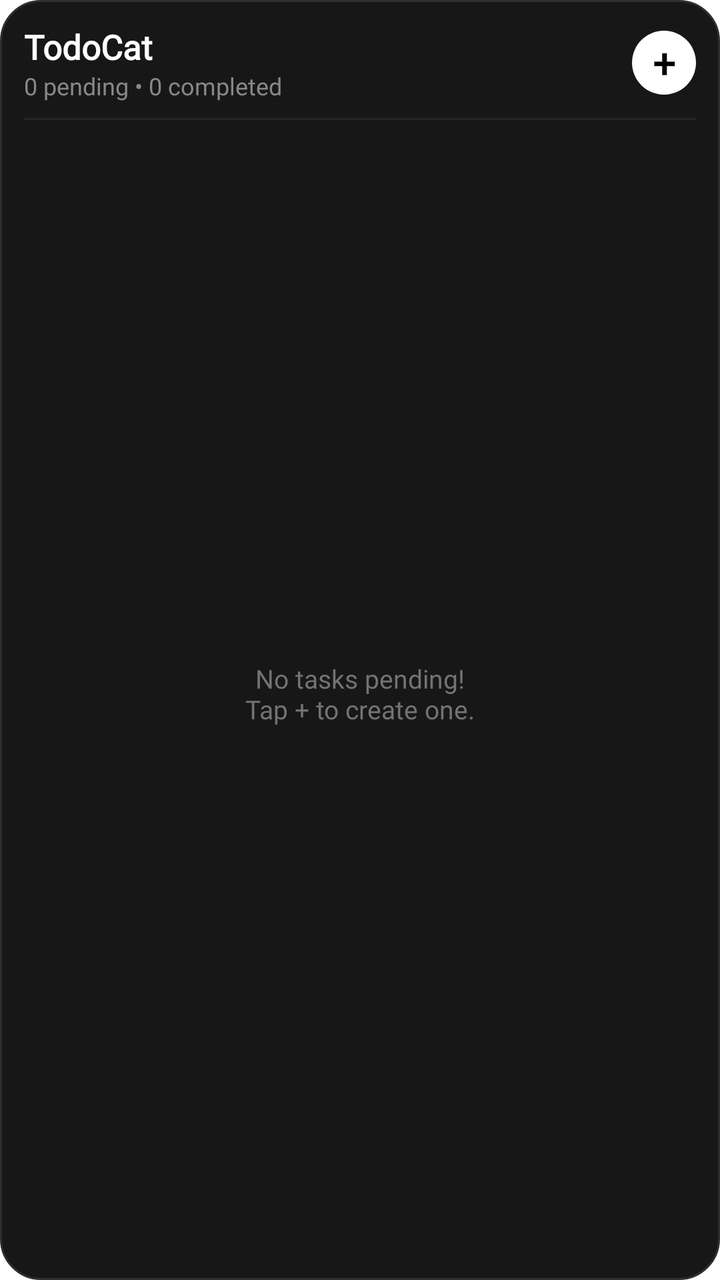
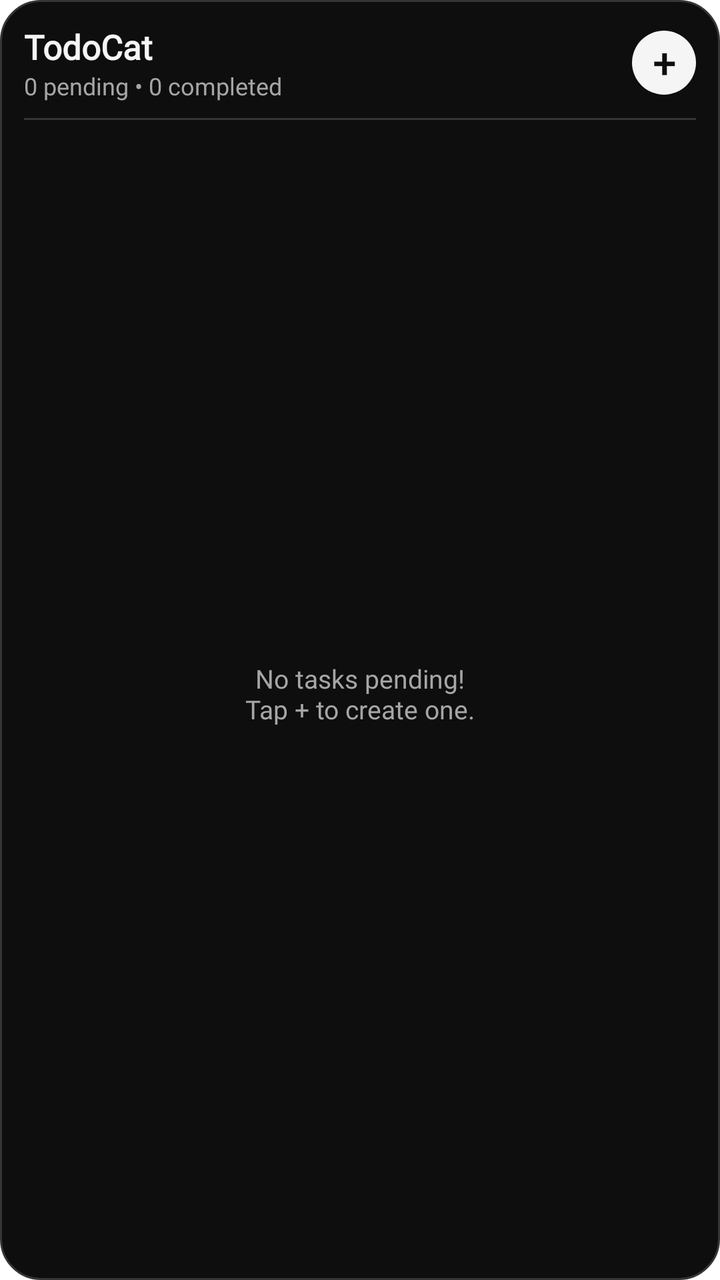

An Android layout rendered at two revisions. The XML below is the earlier revision; the diff shows what the commit changed to produce the second picture.
<!-- AndroidManifest.xml: fallback theme Theme.MaterialComponents.DayNight.NoActionBar -->
<!-- res/layout/todocat_widget.xml -->
<?xml version="1.0" encoding="utf-8"?>
<LinearLayout xmlns:android="http://schemas.android.com/apk/res/android"
    android:id="@+id/widget_list_root"
    android:layout_width="match_parent"
    android:layout_height="match_parent"
    android:background="@drawable/widget_background"
    android:orientation="vertical"
    android:padding="12dp">

    
    <LinearLayout
        android:id="@+id/widget_list_header"
        android:layout_width="match_parent"
        android:layout_height="wrap_content"
        android:gravity="center_vertical"
        android:orientation="horizontal"
        android:paddingBottom="8dp">

        <LinearLayout
            android:layout_width="0dp"
            android:layout_height="wrap_content"
            android:layout_weight="1"
            android:orientation="vertical">

            <TextView
                android:layout_width="wrap_content"
                android:layout_height="wrap_content"
                android:text="TodoCat"
                android:fontFamily="@font/sniglet"
                android:textColor="#FFFFFF"
                android:textSize="17sp"
                android:textStyle="bold" />

            <TextView
                android:id="@+id/widget_list_count"
                android:layout_width="wrap_content"
                android:layout_height="wrap_content"
                android:text="0 pending • 0 completed"
                android:fontFamily="@font/sniglet"
                android:textColor="#888888"
                android:textSize="12sp" />
        </LinearLayout>

        
        <TextView
            android:id="@+id/widget_list_btn_add"
            android:layout_width="32dp"
            android:layout_height="32dp"
            android:background="@drawable/widget_add_btn_bg"
            android:gravity="center"
            android:text="+"
            android:fontFamily="@font/sniglet"
            android:textColor="#000000"
            android:textSize="20sp"
            android:textStyle="bold" />
    </LinearLayout>

    
    <ImageView
        android:layout_width="match_parent"
        android:layout_height="1dp"
        android:src="@drawable/widget_divider" />

    
    <FrameLayout
        android:layout_width="match_parent"
        android:layout_height="0dp"
        android:layout_weight="1"
        android:layout_marginTop="6dp">

        <ListView
            android:id="@+id/widget_list_view"
            android:layout_width="match_parent"
            android:layout_height="match_parent"
            android:divider="#1E1E1E"
            android:dividerHeight="1dp" />

        <TextView
            android:id="@+id/widget_list_empty"
            android:layout_width="match_parent"
            android:layout_height="match_parent"
            android:gravity="center"
            android:fontFamily="@font/sniglet"
            android:text="No tasks pending!\nTap + to create one."
            android:textColor="#737373"
            android:textSize="13sp" />
    </FrameLayout>

</LinearLayout>
<!-- resources referenced by this layout -->
<resources>
  <!-- drawable widget_add_btn_bg (drawable) -->
  <?xml version="1.0" encoding="utf-8"?>
  <shape xmlns:android="http://schemas.android.com/apk/res/android"
      android:shape="oval">
      <solid android:color="#FFFFFF" />
  </shape>
  <!-- drawable widget_background (drawable) -->
  <?xml version="1.0" encoding="utf-8"?>
  <shape xmlns:android="http://schemas.android.com/apk/res/android">
      <solid android:color="#171717"/>
      <stroke android:width="1dp" android:color="#2E2E2E"/>
      <corners android:radius="20dp"/>
  </shape>
  <!-- drawable widget_divider (drawable) -->
  <?xml version="1.0" encoding="utf-8"?>
  <shape xmlns:android="http://schemas.android.com/apk/res/android">
      <solid android:color="#262626" />
      <size android:height="1dp" />
  </shape>
</resources>

<!-- the commit's change to res/layout/todocat_widget.xml (unified diff, before → after) -->
@@ -27,7 +27,7 @@
                 android:layout_height="wrap_content"
                 android:text="TodoCat"
                 android:fontFamily="@font/sniglet"
-                android:textColor="#FFFFFF"
+                android:textColor="#F5F5F5"
                 android:textSize="17sp"
                 android:textStyle="bold" />
 
@@ -37,7 +37,7 @@
                 android:layout_height="wrap_content"
                 android:text="0 pending • 0 completed"
                 android:fontFamily="@font/sniglet"
-                android:textColor="#888888"
+                android:textColor="#A6A6A6"
                 android:textSize="12sp" />
         </LinearLayout>
 
@@ -50,7 +50,7 @@
             android:gravity="center"
             android:text="+"
             android:fontFamily="@font/sniglet"
-            android:textColor="#000000"
+            android:textColor="#0E0E0E"
             android:textSize="20sp"
             android:textStyle="bold" />
     </LinearLayout>
@@ -72,7 +72,7 @@
             android:id="@+id/widget_list_view"
             android:layout_width="match_parent"
             android:layout_height="match_parent"
-            android:divider="#1E1E1E"
+            android:divider="#353535"
             android:dividerHeight="1dp" />
 
         <TextView
@@ -82,7 +82,7 @@
             android:gravity="center"
             android:fontFamily="@font/sniglet"
             android:text="No tasks pending!\nTap + to create one."
-            android:textColor="#737373"
+            android:textColor="#A6A6A6"
             android:textSize="13sp" />
     </FrameLayout>
 
<!-- resource entries referenced after the edit -->
@@ -4,19 +4,19 @@
   <?xml version="1.0" encoding="utf-8"?>
   <shape xmlns:android="http://schemas.android.com/apk/res/android"
       android:shape="oval">
-      <solid android:color="#FFFFFF" />
+      <solid android:color="#F5F5F5" />
   </shape>
   <!-- drawable widget_background (drawable) -->
   <?xml version="1.0" encoding="utf-8"?>
   <shape xmlns:android="http://schemas.android.com/apk/res/android">
-      <solid android:color="#171717"/>
-      <stroke android:width="1dp" android:color="#2E2E2E"/>
+      <solid android:color="#0E0E0E"/>
+      <stroke android:width="1dp" android:color="#353535"/>
       <corners android:radius="20dp"/>
   </shape>
   <!-- drawable widget_divider (drawable) -->
   <?xml version="1.0" encoding="utf-8"?>
   <shape xmlns:android="http://schemas.android.com/apk/res/android">
-      <solid android:color="#262626" />
+      <solid android:color="#353535" />
       <size android:height="1dp" />
   </shape>
 </resources>
